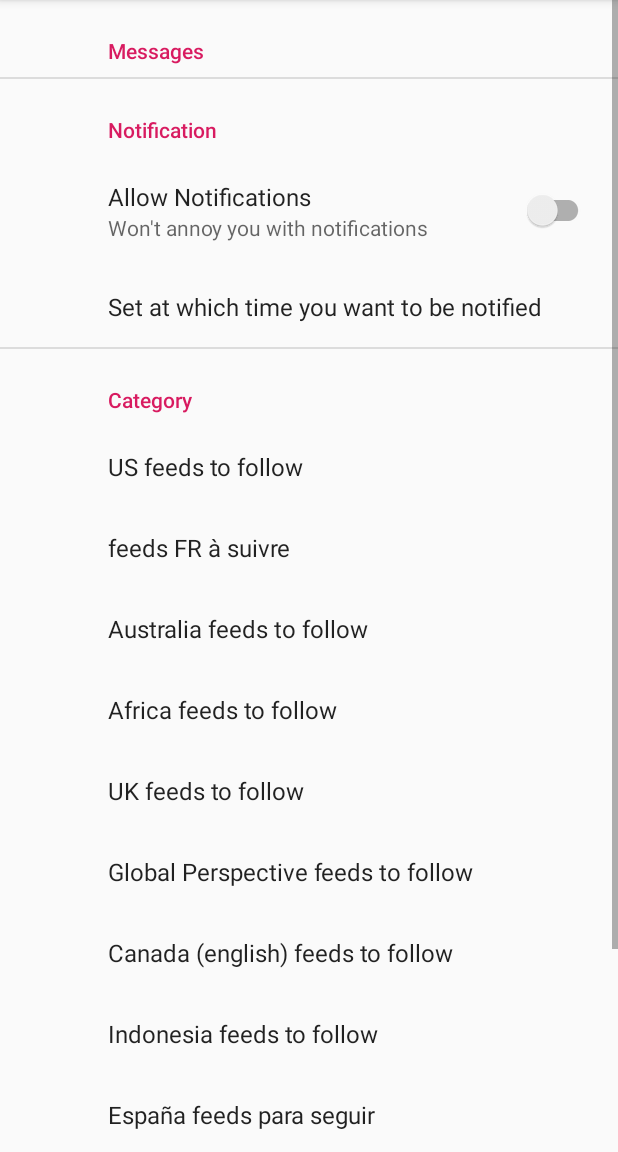
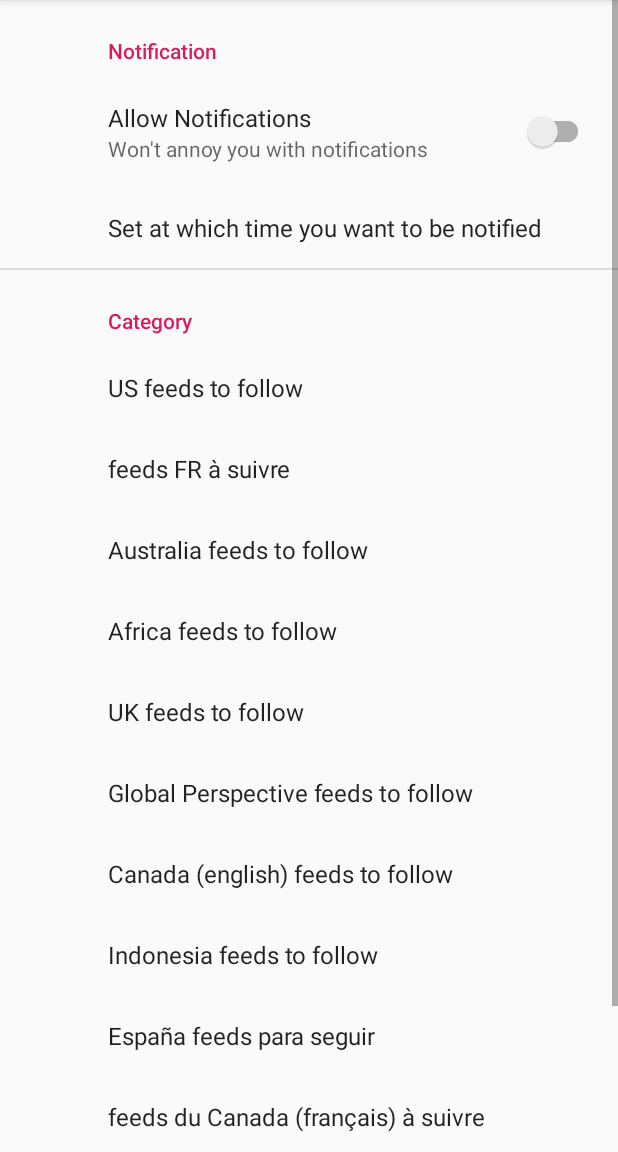
Before and after one commit to SelectiveBamboo/TheConversApption, an Android app: the screen it shows after launch (SettingsActivity), in the options menu, after a tap on "settings", on a phone screen of 412 x 824 dp, the part 84-1236 px from its top. Run offline under Robolectric (Android 15) with nearby library versions, the phone set to English and light mode, and no system bars; our stand-ins replace androidx.preference.

Commit message:
added feeds for all region

```diff
--- a/app/src/main/java/fr/smb/univ/iut/acy/rt2/daroldj/theconversapption/MainActivity.java
+++ b/app/src/main/java/fr/smb/univ/iut/acy/rt2/daroldj/theconversapption/MainActivity.java
@@ -47,7 +47,7 @@
             //scheduleServiceAlarm(this.getBaseContext());
 
             Intent scheduleNotifIntent = new Intent(getApplicationContext(), scheduleNotifService.class);
-            startService(scheduleNotifIntent);
+            scheduleNotifService.startService(getBaseContext());
         }
 
         if(ActivityCompat.checkSelfPermission(this, Manifest.permission.INTERNET)
--- a/app/src/main/java/fr/smb/univ/iut/acy/rt2/daroldj/theconversapption/SettingsFragment.java
+++ b/app/src/main/java/fr/smb/univ/iut/acy/rt2/daroldj/theconversapption/SettingsFragment.java
@@ -122,9 +122,9 @@
         sharedPrefs.edit().putString("set_time_notification", time).apply();
 
         Intent scheduleNotifIntent = new Intent(getContext(), scheduleNotifService.class);
-        getActivity().startService(scheduleNotifIntent);
+        scheduleNotifService.startService(getContext());
 
-        Toast.makeText(getContext(), "timeNotif : " + time, Toast.LENGTH_LONG).show();
+        Toast.makeText(getContext(), "Notif : " + time, Toast.LENGTH_LONG).show();
         // if you use setOnPreferenceChangeListener on it, use setTime.callChangeListener(time);
     }
 }
--- a/app/src/main/java/fr/smb/univ/iut/acy/rt2/daroldj/theconversapption/createNotifReceiver.java
+++ b/app/src/main/java/fr/smb/univ/iut/acy/rt2/daroldj/theconversapption/createNotifReceiver.java
@@ -21,13 +21,13 @@
         sharedPrefs = PreferenceManager.getDefaultSharedPreferences(context.getApplicationContext());
 
         boolean isNotifEnabed = sharedPrefs.getBoolean("switch_allow_notif", true);
-        Log.d(TAG, "isNotifEnabled: " + isNotifEnabed);
+        Log.v(TAG, "isNotifEnabled: " + isNotifEnabed);
 
         if (isNotifEnabed)
         {
             Intent intent1 = new Intent(context, RSSTheConvNotif.class);
             Log.e(this.getClass().getName(), "forNotifreceiver made the intent");
-            context.startService(intent1);
+            RSSTheConvNotif.startService(context);
         }
         else
         {
--- a/app/src/main/java/fr/smb/univ/iut/acy/rt2/daroldj/theconversapption/scheduleNotifService.java
+++ b/app/src/main/java/fr/smb/univ/iut/acy/rt2/daroldj/theconversapption/scheduleNotifService.java
@@ -1,28 +1,30 @@
 package fr.smb.univ.iut.acy.rt2.daroldj.theconversapption;
 
 import android.app.AlarmManager;
-import android.app.IntentService;
 import android.app.PendingIntent;
 import android.content.Context;
 import android.content.Intent;
 import android.content.SharedPreferences;
 import android.util.Log;
-import android.widget.Toast;
 
+import androidx.core.app.JobIntentService;
 import androidx.preference.PreferenceManager;
 
 import java.util.Calendar;
 
-public class scheduleNotifService extends IntentService {
+public class scheduleNotifService extends JobIntentService {
 
     private final static String TAG = scheduleNotifService.class.getName(); //DEBUG
 
     SharedPreferences sharedPrefs;
 
-    public scheduleNotifService() { super("scheduleNotifService"); }
+    public static void startService(Context context)
+    {
+        enqueueWork(context, scheduleNotifService.class, 1, new Intent());
+    }
 
     @Override
-    protected void onHandleIntent(Intent intent)
+    protected void onHandleWork(Intent intent)
     {
         sharedPrefs = PreferenceManager.getDefaultSharedPreferences(this);
         scheduleServiceAlarm(this);
@@ -64,7 +66,6 @@
                 cal_alarm.getTimeInMillis(),
                 2*AlarmManager.INTERVAL_HALF_DAY, alarmIntent);
 
-        Toast.makeText(context, "Next notif at: " + cal_now.get(Calendar.HOUR) + ":" + cal_now.get(Calendar.MINUTE), Toast.LENGTH_LONG);
-        Log.println(Log.VERBOSE, TAG,"next alarm in service : " + alarmManager.getNextAlarmClock().getTriggerTime());
+       // Toast.makeText(context, "Next notif at: " + cal_now.get(Calendar.HOUR) + ":" + cal_now.get(Calendar.MINUTE), Toast.LENGTH_LONG).show();
     }
 }
--- a/app/src/main/res/xml/root_preferences.xml
+++ b/app/src/main/res/xml/root_preferences.xml
@@ -1,7 +1,5 @@
 <PreferenceScreen xmlns:android="http://schemas.android.com/apk/res/android"
     xmlns:app="http://schemas.android.com/apk/res-auto">
-
-    <PreferenceCategory app:title="@string/messages_header"/>
 
     <PreferenceCategory app:title="@string/Notif_header">
 
@@ -72,14 +70,14 @@
                 android:dialogTitle="Select categories you want to follow"
                 android:entries="@array/settings_multi_select_list_CategoryToFollow_ID"
                 android:entryValues="@array/settings_multi_select_list_URL_Values_CategoryToFollow_ID"
-                android:key="multiselect_IN_feeds"
+                android:key="multiselect_ID_feeds"
                 android:title="Indonesia feeds to follow"/>
 
             <MultiSelectListPreference
                 android:dialogTitle="Select categories you want to follow"
                 android:entries="@array/settings_multi_select_list_CategoryToFollow_ES"
                 android:entryValues="@array/settings_multi_select_list_URL_Values_CategoryToFollow_ES"
-                android:key="multiselect_SP_feeds"
+                android:key="multiselect_ES_feeds"
                 android:title="España feeds para seguir"/>
 
             <MultiSelectListPreference
```
Also changed, not shown: app/src/main/AndroidManifest.xml (+5 -2 lines), app/src/main/java/fr/smb/univ/iut/acy/rt2/daroldj/theconversapption/RSSTheConvNotif.java (+37 -13 lines), app/src/main/java/fr/smb/univ/iut/acy/rt2/daroldj/theconversapption/TheConversationXmlParser.java (+8 -1 lines).
